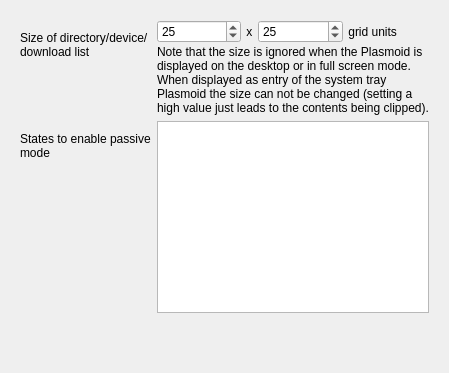
Martchus/syncthingtray, file plasmoid/lib/appearanceoptionpage.ui: the form before one commit.
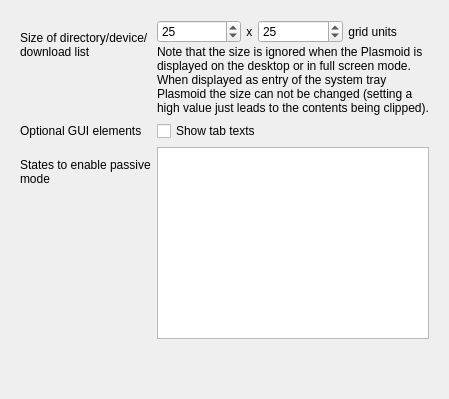
The form after the commit. Icons and pictures are not drawn.

Commit message: Hide tab texts in Plasmoid by default to avoid problematic overflow behavior

Patch:
```diff
--- a/plasmoid/lib/appearanceoptionpage.ui
+++ b/plasmoid/lib/appearanceoptionpage.ui
@@ -114,7 +114,7 @@
         </item>
        </layout>
       </item>
-      <item row="2" column="0">
+      <item row="3" column="0">
        <widget class="QLabel" name="passiveLabel">
         <property name="text">
          <string>States to enable passive mode</string>
@@ -124,7 +124,7 @@
         </property>
        </widget>
       </item>
-      <item row="2" column="1">
+      <item row="3" column="1">
        <widget class="QListView" name="passiveListView">
         <property name="selectionMode">
          <enum>QAbstractItemView::NoSelection</enum>
@@ -134,6 +134,20 @@
         </property>
        </widget>
       </item>
+      <item row="2" column="0">
+       <widget class="QLabel" name="label">
+        <property name="text">
+         <string>Optional GUI elements</string>
+        </property>
+       </widget>
+      </item>
+      <item row="2" column="1">
+       <widget class="QCheckBox" name="showTabTextsCheckBox">
+        <property name="text">
+         <string>Show tab texts</string>
+        </property>
+       </widget>
+      </item>
      </layout>
     </widget>
    </item>
```
The commit also changes 4 other files.
